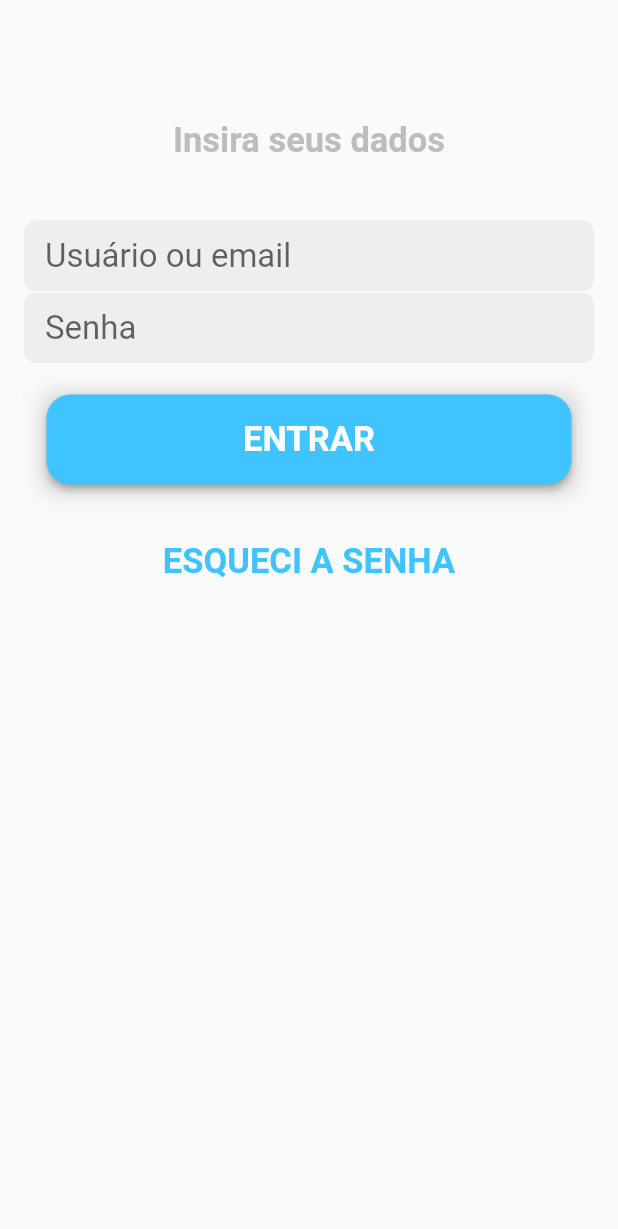
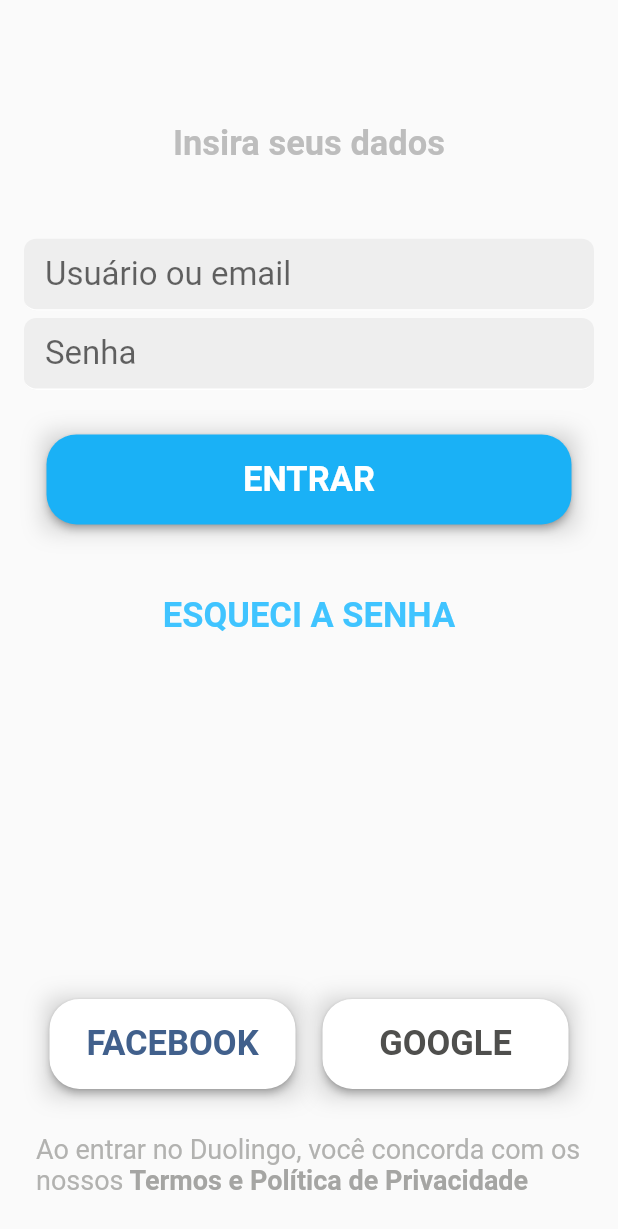
Before and after one commit to ollinmagno/duolingo-flutter, a Flutter app: the screen it shows after launch, after a tap on "JÁ TENHO UMA CONTA", on a phone screen of 412 x 824 dp. Shown: the top 1229 px of the screen. Run offline on Flutter 3.47's test engine with Material 2 defaults, Android fonts, the phone set to English and light mode, and no system bars; missing offline and left inert: dart:ffi.

Commit message:
alteração do layout com Flexible

```diff
--- a/lib/src/pages/login/login_app.dart
+++ b/lib/src/pages/login/login_app.dart
@@ -8,36 +8,62 @@ class LoginApp extends StatelessWidget {
   final _controllerPassword = TextEditingController();
 
   _body(context){
-    return SingleChildScrollView(
+    return Center(
       child: Container(
         padding: const EdgeInsets.only(top: 80, left: 16.0, right: 16.0, bottom: 16.0),
-        child: Center(
           child: Column(
-            mainAxisAlignment: MainAxisAlignment.center,
+            mainAxisAlignment: MainAxisAlignment.spaceAround,
             children: <Widget>[
               Text('Insira seus dados', style:
               TextStyle(color: Colors.grey.shade400, fontSize: 23, fontWeight: FontWeight.bold),),
               SizedBox(height: 40,),
 
-              LoginTextField(context, 'Usuário ou email', controller: _controllerLogin,),
+              LoginTextField(context, 'Usuário ou email', controller: _controllerLogin, ),
               LoginTextField(context, 'Senha', controller: _controllerPassword, obscure: true,),
 
               SizedBox(height: 20,),
-              _button('ENTRAR', color: Colors.lightBlueAccent, colorText: Colors.white,onPressed: (){
+              _button('ENTRAR', color: Color(0xFF1AB1F6), colorText: Colors.white,
+              widget:350, onPressed: (){
                 Navigator.push(context, MaterialPageRoute(builder: (context) => HomeScreen()));
               }),
               SizedBox(height: 38,),
               Text('ESQUECI A SENHA', style:
               TextStyle(color: Colors.lightBlueAccent, fontSize: 23, fontWeight: FontWeight.bold),),
+              Flexible(child: FractionallySizedBox(heightFactor: 0.8,),),
+              Row(
+                mainAxisAlignment: MainAxisAlignment.center,
+                children: <Widget>[
+                  _button('FACEBOOK', color: Colors.white, widget: 164  ,
+                  colorText: Color(0xFF41608C), onPressed: (){}),
+                  SizedBox(width: 18,),
+                  _button('GOOGLE', color: Colors.white, widget: 164,
+                  colorText: Color(0xFF4f4f4d), onPressed: (){}),
+              ],
+              ),
+              SizedBox(height: 12),
+              Container(
+                margin: const EdgeInsets.all(8),
+                child: const Text.rich(
+                TextSpan(
+                  text: 'Ao entrar no Duolingo, você concorda com os nossos',
+                  style: TextStyle(fontSize: 18, color: Color(0xFFb2b2b0),),
+                  children: <TextSpan>[
+                    TextSpan(text: ' Termos e ', style: TextStyle(color: Color(0xFFa5a5a3),
+                    fontWeight: FontWeight.bold)),
+                    TextSpan(text: 'Política de Privacidade',
+                    style: TextStyle(color: Color(0xFFa5a5a3), fontWeight: FontWeight.bold)),
+                  ],
+                ),
+),
+              )
             ],
-          ),
         ),
       ),
     );
   }
-  _button(String text, {Color color, Color colorText, Function onPressed}){
+  _button(String text, {Color color, Color colorText, Function onPressed, double widget}){
     return Container(
-      width: 350,
+      width: widget,
       height: 60,
       decoration: BoxDecoration(boxShadow: [
         BoxShadow(
@@ -48,7 +74,7 @@ class LoginApp extends StatelessWidget {
         ),
       ]),
       child: RaisedButton(
-        shape: RoundedRectangleBorder(borderRadius: BorderRadius.circular(16.0),),
+        shape: RoundedRectangleBorder(borderRadius: BorderRadius.circular(20.0),),
         color: color,
         child: Text(text, style: TextStyle(color: colorText, fontSize: 23, fontWeight: FontWeight.bold),),
         onPressed: onPressed,
--- a/lib/src/pages/login/welcome_screen.dart
+++ b/lib/src/pages/login/welcome_screen.dart
@@ -16,7 +16,7 @@ class WelcomeScreen extends StatelessWidget {
               child: Text('Aprenda idiomas de graça. Agora e sempre.', style:
               TextStyle(fontSize: 26, color: Colors.grey.shade400,),),
             ),
-            SizedBox(height: 145,),
+            Flexible(child: FractionallySizedBox(heightFactor: 0.75,),),
             _button('COMEÇAR AGORA', color: Colors.lightGreen, onPressed: (){}, colorText: Colors.white),
             SizedBox(height: 12,),
             _button('JÁ TENHO UMA CONTA', color: Colors.white, onPressed: (){
```
